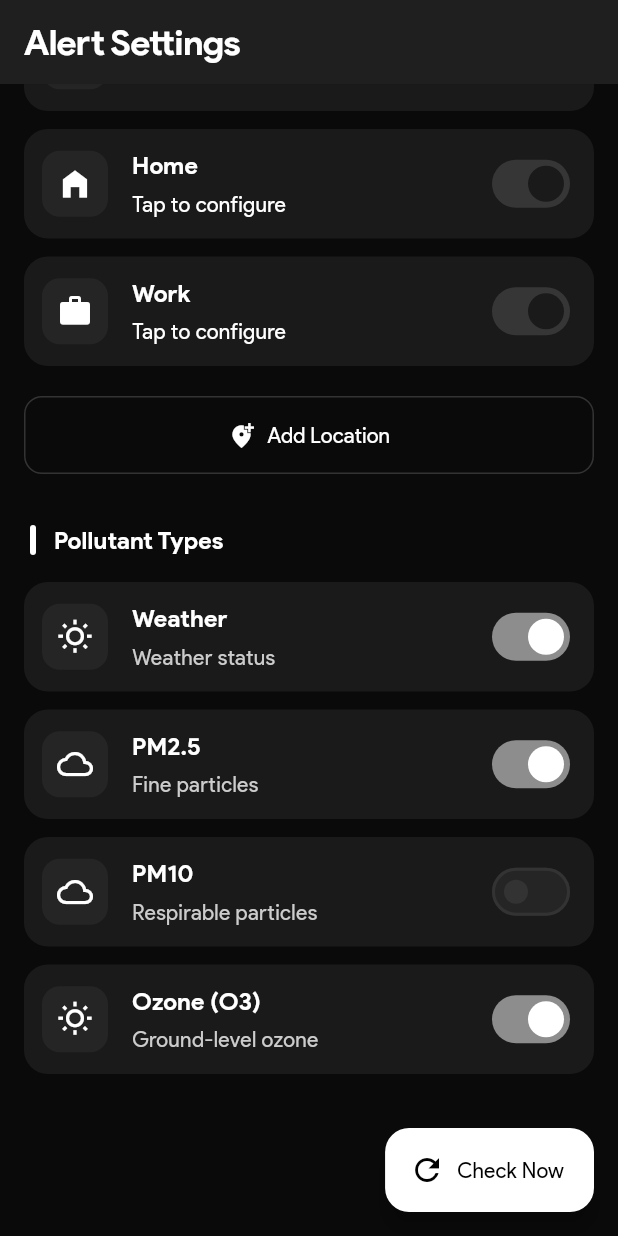
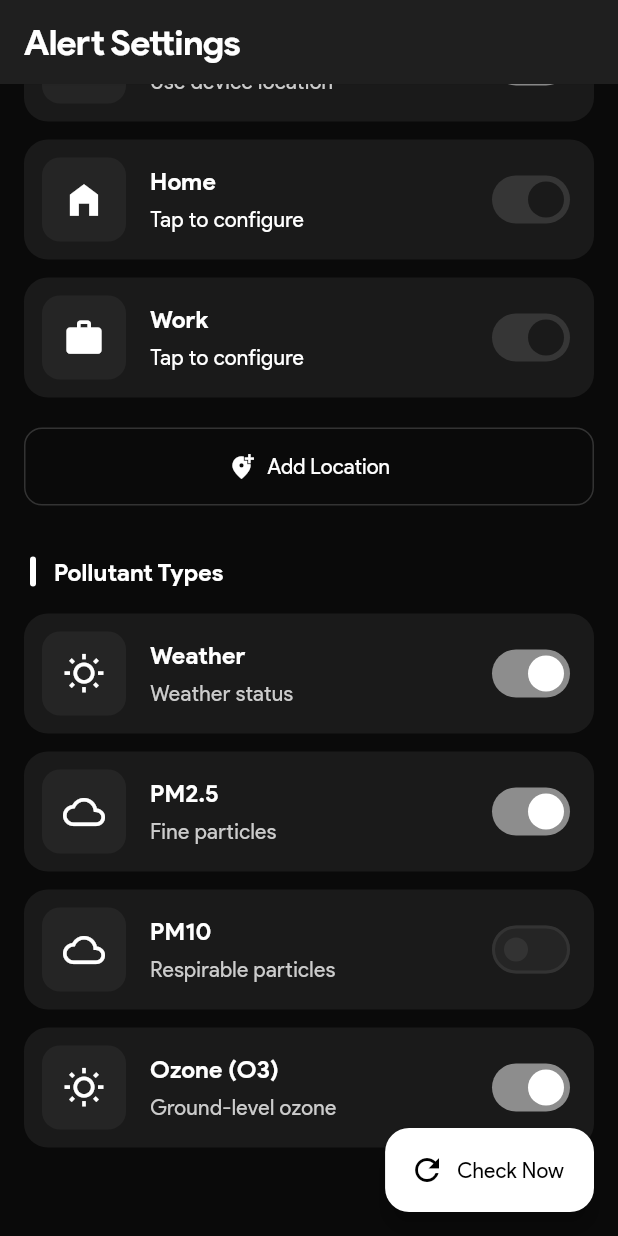
Before and after one commit to UlisesFTP/Aeris-, a Flutter app: the AlertsScreen screen opened directly, scrolled down 119 dp, on a phone screen of 412 x 824 dp. Run offline on Flutter 3.47's test engine with Material 3 defaults, Android fonts, the light colour scheme and no system bars; our stand-ins replace firebase_core, firebase_messaging, fl_chart, flutter_dotenv, flutter_local_notifications, flutter_map and 4 more; missing offline and left inert: flutter_map_cancellable_tile_provider; accounts and stored records are empty; network calls fail.

Commit message:
Copia de seguridad

```diff
--- a/air_quality_flutter/lib/api/api_service.dart
+++ b/air_quality_flutter/lib/api/api_service.dart
@@ -10,7 +10,7 @@ import 'package:shared_preferences/shared_preferences.dart';
 import 'package:flutter_dotenv/flutter_dotenv.dart';
 
 String get flaskBackendUrl {
-  return dotenv.env['API_URL'] ?? "http://127.0.0.1:5000/api";
+  return "http://127.0.0.1:5000/api";
 }
 
 class ApiService {
--- a/air_quality_flutter/lib/screens/alerts_screen.dart
+++ b/air_quality_flutter/lib/screens/alerts_screen.dart
@@ -297,12 +297,16 @@ class AlertsScreen extends StatelessWidget {
           child: Row(
             children: [
               Container(
-                padding: const EdgeInsets.all(10),
+                padding: const EdgeInsets.all(14),
                 decoration: BoxDecoration(
                   color: theme.colorScheme.surfaceContainerHighest,
                   borderRadius: BorderRadius.circular(12),
                 ),
-                child: Icon(icon, color: theme.colorScheme.primary),
+                child: Icon(
+                  icon,
+                  color: theme.colorScheme.primary,
+                  size: 28,
+                ),
               ),
               const SizedBox(width: 16),
               Expanded(
```
